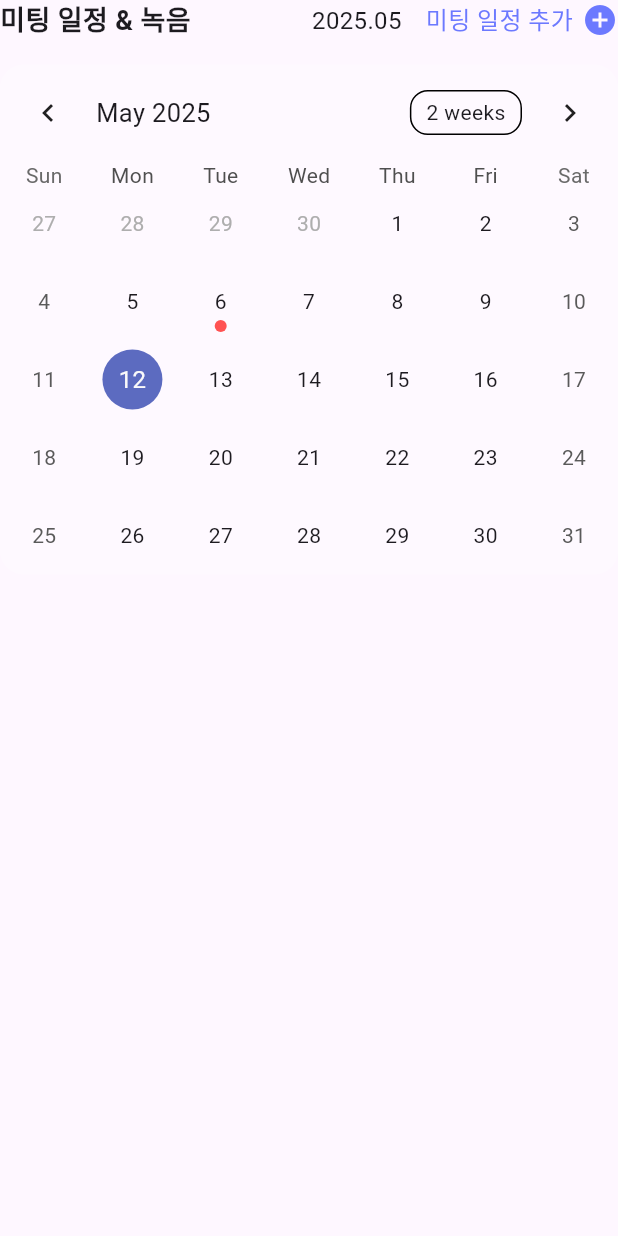
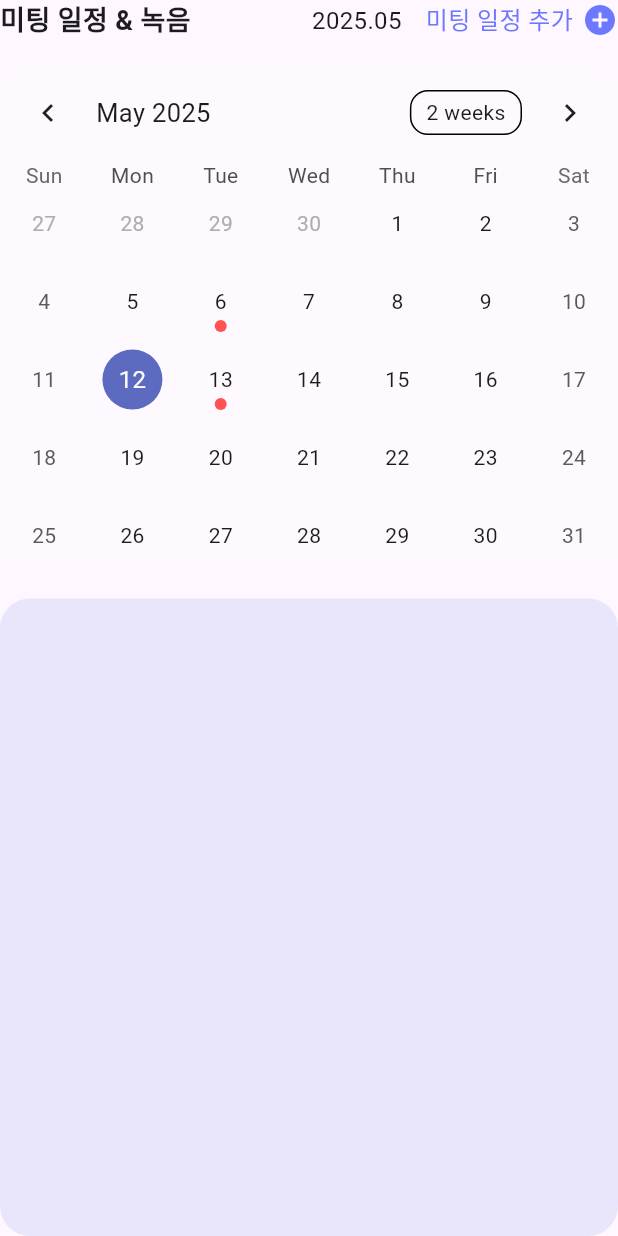
Before and after one commit to zihoo318/MoDit, a Flutter app: the MeetingCalendarWidget widget shown alone on an empty page, opened directly with empty values, on a phone screen of 412 x 824 dp. Run offline on Flutter 3.47's test engine with Material 3 defaults, Android fonts, the light colour scheme and no system bars; drawn by our look-alikes of table_calendar; our stand-ins replace firebase_core, firebase_database; missing offline and left inert: file_selector; accounts and stored records are empty.

Commit message:
meeting_calendar화면 미팅 일정 목록 수정

```diff
--- a/MoDitApp/lib/pages/meeting_calendar.dart
+++ b/MoDitApp/lib/pages/meeting_calendar.dart
@@ -1,4 +1,4 @@
-// ✅ 통합 버전: meeting_calendar.dart (사이드바 & 상단바 유지형)
+// ✅ 통합 버전: meeting_calendar.dart (스크롤 가능한 일정 박스 포함)
 
 import 'package:flutter/material.dart';
 import 'package:intl/intl.dart';
@@ -22,7 +22,12 @@ class _MeetingCalendarWidgetState extends State<MeetingCalendarWidget> {
       'date': DateTime(2025, 5, 6),
       'title': '캡스톤 미팅',
       'members': ['가을', '윤지', '유진', '지후']
-    }
+    },
+    {
+      'date': DateTime(2025, 5, 13),
+      'title': '기획 회의',
+      'members': ['윤지', '지후']
+    },
   ];
 
   List<Map<String, dynamic>> getMeetingsForDay(DateTime day) {
@@ -82,19 +87,40 @@ class _MeetingCalendarWidgetState extends State<MeetingCalendarWidget> {
 
   @override
   Widget build(BuildContext context) {
+    final List<Map<String, dynamic>> meetingsForDay = getMeetingsForDay(selectedDate);
+
     return Column(
       children: [
         _buildHeader(),
         const SizedBox(height: 16),
         _buildCalendar(),
         const SizedBox(height: 16),
-        ...getMeetingsForDay(selectedDate).map((meeting) => GestureDetector(
+        // 일정 표시 영역
+        Expanded(
+          child: Container(
+            width: double.infinity,
+            padding: const EdgeInsets.all(16),
+            decoration: BoxDecoration(
+              color: const Color(0xFFB8BDF1).withOpacity(0.3),
+              borderRadius: BorderRadius.circular(20),
+            ),
+            child: Scrollbar(
+              child: ListView.builder(
+                itemCount: meetingsForDay.length,
+                itemBuilder: (context, index) {
+                  final meeting = meetingsForDay[index];
+                  return GestureDetector(
                     onTap: () => widget.onRecordDateSelected(meeting['date']),
                     child: Padding(
                       padding: const EdgeInsets.only(bottom: 12),
                       child: _buildMeetingCard(meeting),
                     ),
-            )),
+                  );
+                },
+              ),
+            ),
+          ),
+        ),
       ],
     );
   }
@@ -151,9 +177,8 @@ class _MeetingCalendarWidgetState extends State<MeetingCalendarWidget> {
   }
 
   Widget _buildMeetingCard(Map<String, dynamic> meeting) {
-    return SizedBox(
+    return Container(
       width: double.infinity,
-      child: Container(
       padding: const EdgeInsets.all(16),
       decoration: BoxDecoration(
         color: Colors.white.withOpacity(0.6),
@@ -166,7 +191,6 @@ class _MeetingCalendarWidgetState extends State<MeetingCalendarWidget> {
           Text(meeting['members'].join(', ')),
         ],
       ),
-      ),
     );
   }
 
```
Lines whose indentation alone changed are shown as unchanged.
